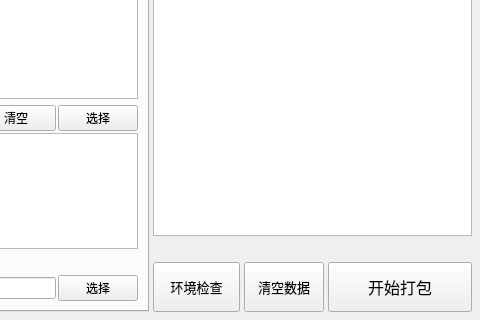
hrpzcf/AwesomePyKit, file source/awespykit/ui/pyinstaller_tool.ui: the form before one commit; both pictures show x 230 to 710 and y 442 to 762 of the 710 by 762 pixel window.
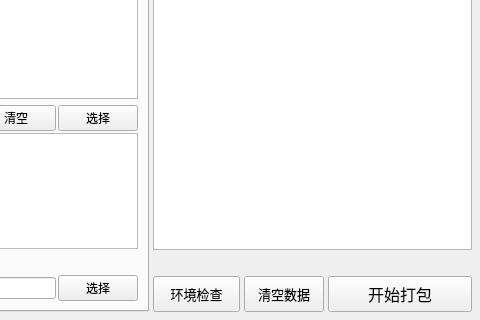
The form after the commit.

Commit message: 调整程序打包工具右下角三个按钮的高度

Patch:
```diff
--- a/source/awespykit/ui/pyinstaller_tool.ui
+++ b/source/awespykit/ui/pyinstaller_tool.ui
@@ -1485,7 +1485,7 @@
             <property name="minimumSize">
              <size>
               <width>0</width>
-              <height>50</height>
+              <height>36</height>
              </size>
             </property>
             <property name="palette">
@@ -1544,7 +1544,7 @@
             <property name="minimumSize">
              <size>
               <width>0</width>
-              <height>50</height>
+              <height>36</height>
              </size>
             </property>
             <property name="palette">
@@ -1603,7 +1603,7 @@
             <property name="minimumSize">
              <size>
               <width>0</width>
-              <height>50</height>
+              <height>36</height>
              </size>
             </property>
             <property name="palette">
```
The commit also changes 1 other file.
